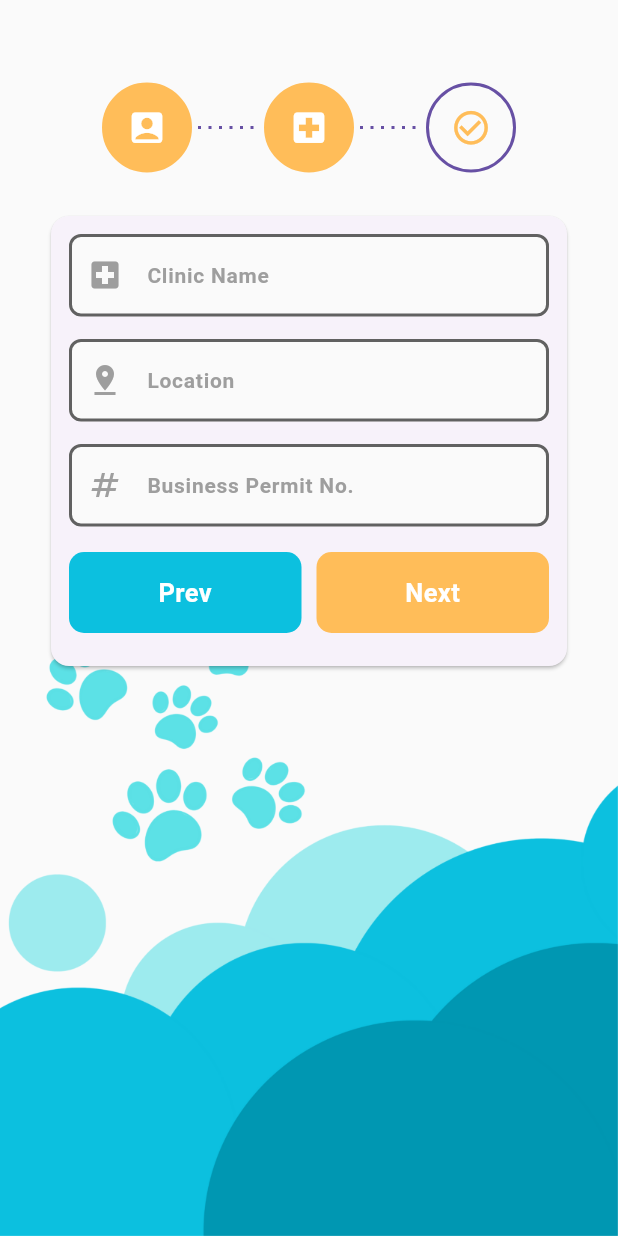
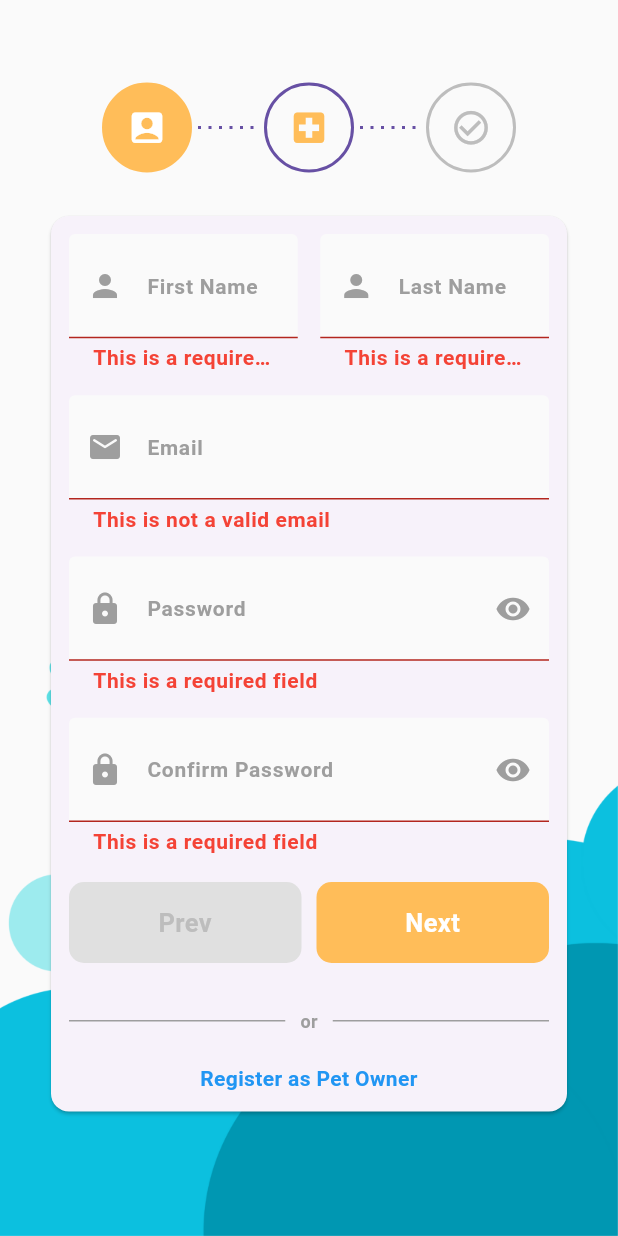
Before and after one commit to ChronoAiren/vet-link, a Flutter app: the RegisterClinicOwnerScreen screen opened by its route, after a tap on "Next", on a phone screen of 412 x 824 dp. Run offline on Flutter 3.47's test engine with Material 3 defaults, Android fonts, the phone set to English and light mode, and no system bars; drawn by our look-alikes of easy_stepper; our stand-ins replace dio, flutter_svg, freezed_annotation, get, responsive_framework; accounts and stored records are empty; Roboto replaces fonts that are missing (Poppins).

Commit message:
Added register implementation

```diff
--- a/frontend/lib/common/constants/routes.dart
+++ b/frontend/lib/common/constants/routes.dart
@@ -7,21 +7,22 @@ import 'package:frontend/features/pet/presentation/view_pet/view_pet_screen.dart
 import 'package:frontend/features/user/presentation/add_staff/add_staff_screen.dart';
 import 'package:frontend/features/user/presentation/verify_clinic_owner/verify_clinic_owner_screen.dart';
 import 'package:frontend/features/user/presentation/view_staffs/view_staffs_screen.dart';
+import 'package:frontend/splash_screen.dart';
 import 'package:get/get.dart';
 
 class AppPages {
-  static const initial = '/home';
+  static const initial = '/';
 
   static final routes = [
-    // '/': (context) => const SplashScreen(),
+    GetPage(name: '/', page: () => const SplashScreen()),
     GetPage(name: '/login', page: () => LoginScreen()),
-    GetPage(name: '/register', page: () => const RegisterPetOwnerScreen()),
+    GetPage(name: '/register', page: () => RegisterPetOwnerScreen()),
     GetPage(name: '/register_co', page: () => RegisterClinicOwnerScreen()),
     GetPage(
         name: '/verify_clinic_owner', page: () => VerifyClinicOwnerScreen()),
     GetPage(name: '/view_staffs', page: () => ViewStaffsScreen()),
     GetPage(name: '/add_staff', page: () => AddStaffScreen()),
-    GetPage(name: '/home', page: () => const HomeScreen()),
+    GetPage(name: '/home', page: () => HomeScreen()),
     GetPage(name: '/view_pets', page: () => ViewPetScreen()),
     GetPage(name: '/add_pet', page: () => const AddPetScreen()),
   ];
--- a/frontend/lib/features/auth/presentation/login/login_controller.dart
+++ b/frontend/lib/features/auth/presentation/login/login_controller.dart
@@ -22,9 +22,10 @@ class LoginController extends GetxController {
   Future<void> signIn() async {
     if (formKey.currentState!.validate()) {
       Get.defaultDialog(
-          title: 'Loading...',
-          content: const CircularProgressIndicator(),
-          barrierDismissible: false);
+        title: 'Loading...',
+        content: const CircularProgressIndicator(),
+        barrierDismissible: false,
+      );
 
       // Wait for 3 seconds before proceeding
       await Future.delayed(const Duration(seconds: 1));
@@ -33,8 +34,8 @@ class LoginController extends GetxController {
         final response = await dioClient.post(
           'login',
           data: {
-            "email": emailField.text,
-            "password": passwordField.text,
+            "Email": emailField.text,
+            "Password": passwordField.text,
           },
         );
 
--- a/frontend/lib/features/auth/presentation/register/clinic_owner/register_co_controller.dart
+++ b/frontend/lib/features/auth/presentation/register/clinic_owner/register_co_controller.dart
@@ -1,12 +1,88 @@
+import 'package:dio/dio.dart';
 import 'package:flutter/material.dart';
+import 'package:frontend/utils/dio/dio_client.dart';
 import 'package:get/get.dart';
 
 class RegisterCOController extends GetxController {
-  final formKey = GlobalKey<FormState>();
+  final DioClient dioClient = DioClient();
+  final registerFormKey = GlobalKey<FormState>();
+  final clinicFormKey = GlobalKey<FormState>();
 
   final firstName = TextEditingController();
   final lastName = TextEditingController();
   final emailField = TextEditingController();
   final passwordField = TextEditingController();
   final confirmPasswordField = TextEditingController();
+
+  final nameField = TextEditingController();
+  final locationField = TextEditingController();
+  final permitField = TextEditingController();
+
+  final RxInt activeStep = 1.obs;
+
+  void prevStep() {
+    if (activeStep.value > 1) {
+      activeStep.value -= 1;
+    }
+  }
+
+  void nextStep() {
+    //if in last step, proceed to register
+    if (activeStep.value == 3) {
+      register();
+    } else {
+      if (activeStep.value == 1) {
+        //validate register form in step 1 before next step
+        if (!registerFormKey.currentState!.validate()) {
+          return;
+        }
+      } else if (activeStep.value == 2) {
+        //validate clinic form in step 2 before next step
+        if (!clinicFormKey.currentState!.validate()) {
+          return;
+        }
+      }
+      activeStep.value += 1;
+    }
+  }
+
+  Future<void> register() async {
+    Get.defaultDialog(
+      title: 'Loading...',
+      content: const CircularProgressIndicator(),
+      barrierDismissible: false,
+    );
+
+    // Wait for 3 seconds before proceeding
+    await Future.delayed(const Duration(seconds: 1));
+
+    try {
+      await dioClient.post(
+        'clinics/register',
+        data: {
+          "Email": emailField.text,
+          "Password": passwordField.text,
+          "GivenName": firstName.text,
+          "FamilyName": lastName.text,
+          "Name": nameField.text,
+          "Location": locationField.text,
+          "BusinessNo": permitField.text,
+        },
+      );
+
+      Get.back(); //hide dialog
+      Get.snackbar(
+        'Done registering',
+        'Please wait for your clinic registration request to be verified',
+        snackPosition: SnackPosition.BOTTOM,
+      );
+    } on DioException catch (e) {
+      Get.back(); //hide dialog
+      Get.snackbar(
+        'Error registering',
+        'Please try again later',
+        snackPosition: SnackPosition.BOTTOM,
+      );
+    }
+  }
 }
--- a/frontend/lib/features/auth/presentation/register/clinic_owner/register_co_screen.dart
+++ b/frontend/lib/features/auth/presentation/register/clinic_owner/register_co_screen.dart
@@ -2,6 +2,7 @@ import 'package:easy_stepper/easy_stepper.dart';
 import 'package:flutter/material.dart';
 import 'package:frontend/common/widgets/custom_accent_button.dart';
 import 'package:frontend/common/widgets/custom_primary_button.dart';
+import 'package:frontend/features/auth/presentation/register/clinic_owner/register_co_controller.dart';
 import 'package:frontend/features/auth/presentation/register/clinic_owner/widgets/clinic_form.dart';
 import 'package:frontend/features/auth/presentation/register/clinic_owner/widgets/register_form.dart';
 import 'package:frontend/styles/light_theme.dart';
@@ -11,21 +12,7 @@ import 'package:get/get.dart';
 class RegisterClinicOwnerScreen extends StatelessWidget {
   RegisterClinicOwnerScreen({super.key});
 
-  final RxInt activeStep = 1.obs;
-
-  void prevStep() {
-    if (activeStep.value > 1) {
-      activeStep.value -= 1;
-    }
-  }
-
-  void nextStep() {
-    if (activeStep.value == 3) {
-      // submit
-    } else {
-      activeStep.value += 1;
-    }
-  }
+  final registerCoController = Get.put(RegisterCOController());
 
   @override
   Widget build(BuildContext context) {
@@ -56,7 +43,7 @@ class RegisterClinicOwnerScreen extends StatelessWidget {
                   () => SizedBox(
                     height: 100.0,
                     child: EasyStepper(
-                      activeStep: activeStep.value,
+                      activeStep: registerCoController.activeStep.value,
                       borderThickness: 2,
                       finishedStepBorderColor: lightAccentColor,
                       finishedStepTextColor: lightAccentColor,
@@ -92,19 +79,35 @@ class RegisterClinicOwnerScreen extends StatelessWidget {
                           children: [
                             Obx(
                               () => Visibility(
-                                visible: activeStep.value == 1,
-                                child: RegisterForm(),
+                                visible:
+                                    registerCoController.activeStep.value == 1,
+                                child: RegisterForm(
+                                  formKey: registerCoController.registerFormKey,
+                                  firstName: registerCoController.firstName,
+                                  lastName: registerCoController.lastName,
+                                  emailField: registerCoController.emailField,
+                                  passwordField:
+                                      registerCoController.passwordField,
+                                ),
                               ),
                             ),
                             Obx(
                               () => Visibility(
-                                visible: activeStep.value == 2,
-                                child: const ClinicForm(),
+                                visible:
+                                    registerCoController.activeStep.value == 2,
+                                child: ClinicForm(
+                                  formKey: registerCoController.clinicFormKey,
+                                  nameField: registerCoController.nameField,
+                                  locationField:
+                                      registerCoController.locationField,
+                                  permitField: registerCoController.permitField,
+                                ),
                               ),
                             ),
                             Obx(
                               () => Visibility(
-                                visible: activeStep.value == 3,
+                                visible:
+                                    registerCoController.activeStep.value == 3,
                                 child: const Padding(
                                   padding: EdgeInsets.only(bottom: 30.0),
                                   child: Column(
@@ -192,8 +195,11 @@ class RegisterClinicOwnerScreen extends StatelessWidget {
                                   child: Obx(
                                     () => CustomPrimaryButton(
                                       buttonLabel: 'Prev',
-                                      enabled: activeStep.value != 1,
-                                      onPressed: () => prevStep(),
+                                      enabled: registerCoController
+                                              .activeStep.value !=
+                                          1,
+                                      onPressed: () =>
+                                          registerCoController.prevStep(),
                                     ),
                                   ),
                                 ),
@@ -203,10 +209,13 @@ class RegisterClinicOwnerScreen extends StatelessWidget {
                                 Expanded(
                                   child: Obx(
                                     () => CustomAccentButton(
-                                      buttonLabel: activeStep.value == 3
+                                      buttonLabel: registerCoController
+                                                  .activeStep.value ==
+                                              3
                                           ? 'Submit'
                                           : 'Next',
-                                      onPressed: () => nextStep(),
+                                      onPressed: () =>
+                                          registerCoController.nextStep(),
                                     ),
                                   ),
                                 ),
@@ -217,7 +226,8 @@ class RegisterClinicOwnerScreen extends StatelessWidget {
                             ),
                             Obx(
                               () => Visibility(
-                                visible: activeStep.value == 1,
+                                visible:
+                                    registerCoController.activeStep.value == 1,
                                 child: Column(
                                   children: [
                                     const SizedBox(
--- a/frontend/lib/features/auth/presentation/register/clinic_owner/widgets/clinic_form.dart
+++ b/frontend/lib/features/auth/presentation/register/clinic_owner/widgets/clinic_form.dart
@@ -1,34 +1,54 @@
 import 'package:flutter/material.dart';
 import 'package:frontend/common/widgets/cutom_text_field.dart';
+import 'package:frontend/utils/validator.dart';
 
 class ClinicForm extends StatelessWidget {
-  const ClinicForm({super.key});
+  ClinicForm({
+    super.key,
+    required this.nameField,
+    required this.locationField,
+    required this.permitField,
+    required this.formKey,
+  });
+
+  final GlobalKey<FormState> formKey;
+
+  final TextEditingController nameField;
+  final TextEditingController locationField;
+  final TextEditingController permitField;
 
   @override
   Widget build(BuildContext context) {
-    return const Form(
+    return Form(
+      key: formKey,
       child: Column(
         children: [
           CustomTextField(
-            prefixIcon: Icon(Icons.local_hospital),
+            prefixIcon: const Icon(Icons.local_hospital),
             labelText: 'Clinic Name',
             floatLabel: true,
+            controller: nameField,
+            validator: Validator().notEmpty,
           ),
-          SizedBox(
+          const SizedBox(
             height: 15.0,
           ),
           CustomTextField(
-            prefixIcon: Icon(Icons.pin_drop),
+            prefixIcon: const Icon(Icons.pin_drop),
             labelText: 'Location',
             floatLabel: true,
+            controller: locationField,
+            validator: Validator().notEmpty,
           ),
-          SizedBox(
+          const SizedBox(
             height: 15.0,
           ),
           CustomTextField(
-            prefixIcon: Icon(Icons.numbers),
+            prefixIcon: const Icon(Icons.numbers),
             labelText: 'Business Permit No.',
             floatLabel: true,
+            controller: permitField,
+            validator: Validator().notEmpty,
           ),
         ],
       ),
--- a/frontend/lib/features/auth/presentation/register/clinic_owner/widgets/register_form.dart
+++ b/frontend/lib/features/auth/presentation/register/clinic_owner/widgets/register_form.dart
@@ -1,36 +1,54 @@
 import 'package:flutter/material.dart';
 import 'package:frontend/common/widgets/cutom_text_field.dart';
+import 'package:frontend/utils/validator.dart';
 import 'package:get/get.dart';
 
 class RegisterForm extends StatelessWidget {
-  RegisterForm({super.key});
+  RegisterForm(
+      {super.key,
+      required this.formKey,
+      required this.firstName,
+      required this.lastName,
+      required this.emailField,
+      required this.passwordField});
 
   final RxBool isObscurePw = true.obs;
   final RxBool isObscureConfirmPw = true.obs;
+  final GlobalKey<FormState> formKey;
+
+  final TextEditingController firstName;
+  final TextEditingController lastName;
+  final TextEditingController emailField;
+  final TextEditingController passwordField;
 
   @override
   Widget build(BuildContext context) {
     return Form(
+      key: formKey,
       child: Column(
         mainAxisSize: MainAxisSize.min,
         children: [
-          const Row(
+          Row(
             children: [
               Flexible(
                 child: CustomTextField(
+                  controller: firstName,
                   labelText: 'First Name',
                   floatLabel: true,
-                  prefixIcon: Icon(Icons.person),
+                  prefixIcon: const Icon(Icons.person),
+                  validator: Validator().notEmpty,
                 ),
               ),
-              SizedBox(
+              const SizedBox(
                 width: 15.0,
               ),
               Flexible(
                 child: CustomTextField(
                   labelText: 'Last Name',
-                  prefixIcon: Icon(Icons.person),
+                  prefixIcon: const Icon(Icons.person),
                   floatLabel: true,
+                  validator: Validator().notEmpty,
+                  controller: lastName,
                 ),
               ),
             ],
@@ -38,10 +56,12 @@ class RegisterForm extends StatelessWidget {
           const SizedBox(
             height: 15.0,
           ),
-          const CustomTextField(
-            prefixIcon: Icon(Icons.email_rounded),
+          CustomTextField(
+            prefixIcon: const Icon(Icons.email_rounded),
             labelText: 'Email',
             floatLabel: true,
+            validator: Validator().email,
+            controller: emailField,
           ),
           const SizedBox(
             height: 15.0,
@@ -53,6 +73,7 @@ class RegisterForm extends StatelessWidget {
               labelText: 'Password',
               prefixIcon: const Icon(Icons.lock),
               obscureText: isObscurePw.value,
+              validator: Validator().notEmpty,
               suffixIcon: IconButton(
                 onPressed: () {
                   isObscurePw.value = !(isObscurePw.value);
@@ -61,6 +82,7 @@ class RegisterForm extends StatelessWidget {
                   isObscurePw.value ? Icons.visibility : Icons.visibility_off,
                 ),
               ),
+              controller: passwordField,
             ),
           ),
           const SizedBox(
@@ -72,6 +94,15 @@ class RegisterForm extends StatelessWidget {
               floatLabel: true,
               labelText: 'Confirm Password',
               prefixIcon: const Icon(Icons.lock),
+              validator: (value) {
+                if (value == '') {
+                  return 'This is a required field';
+                } else if (passwordField.text != value) {
+                  return 'Password does not match';
+                } else {
+                  return null;
+                }
+              },
               obscureText: isObscureConfirmPw.value,
               suffixIcon: IconButton(
                 onPressed: () {
```
Also changed, not shown: frontend/lib/features/auth/presentation/register/pet_owner/register_controller.dart (+43 -3 lines), frontend/lib/features/auth/presentation/register/pet_owner/register_screen.dart (+15 -3 lines).
